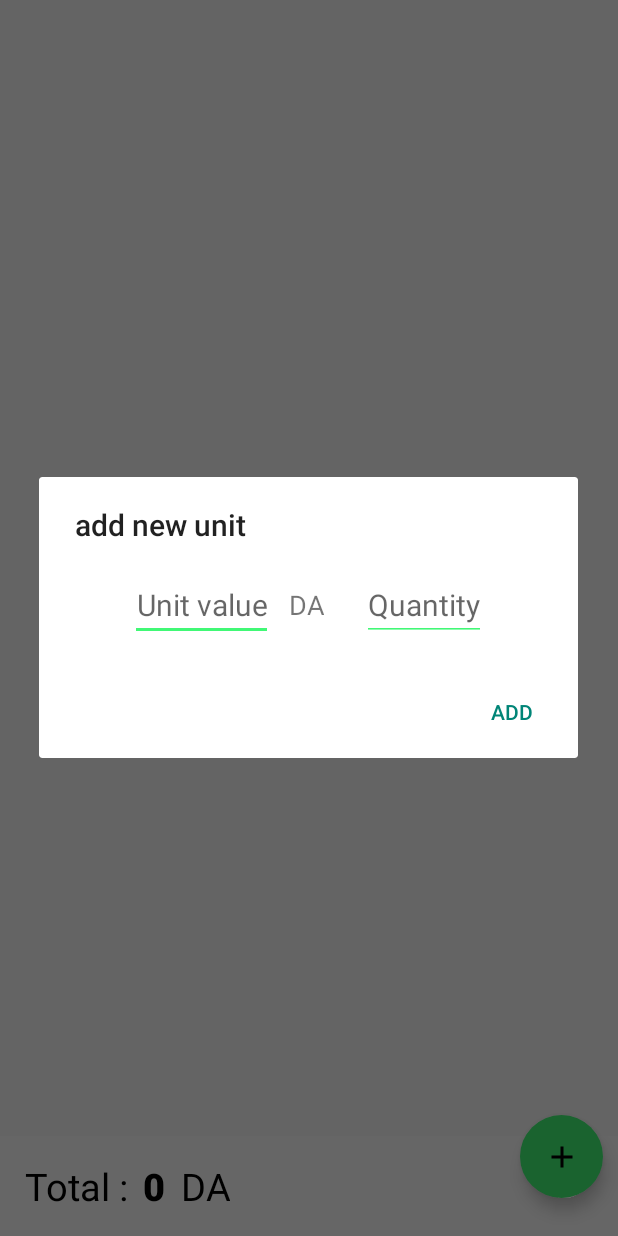
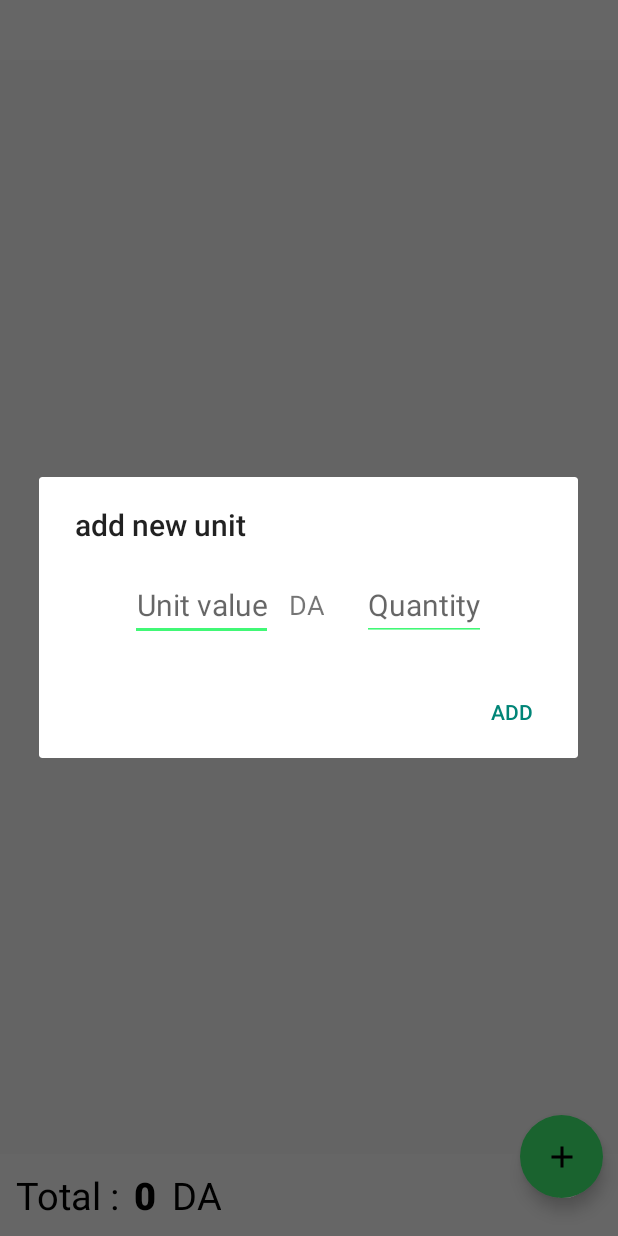
Before and after one commit to B-ii-T/bit-cash, an Android app: the screen it shows after launch (MainActivity), after a tap on "add new unit", on a phone screen of 412 x 824 dp. Run offline under Robolectric (Android 15) with nearby library versions, the light colour scheme and no system bars.

Commit message:
functions commit - full functional app

```diff
--- a/app/src/main/AndroidManifest.xml
+++ b/app/src/main/AndroidManifest.xml
@@ -10,9 +10,9 @@
         android:supportsRtl="true"
         android:theme="@style/Theme.BitCash">
         <activity
-            android:name=".MainActivity" android:theme="@style/Theme.AppCompat.DayNight.NoActionBar"
+            android:name=".MainActivity" android:theme="@style/Theme.AppCompat.DayNight.NoActionBar" android:screenOrientation="portrait"
             android:exported="true" />
-        <activity
+        <activity  android:screenOrientation="portrait"
             android:name=".SplashScreen"
             android:exported="true"
             android:theme="@style/Theme.AppCompat.DayNight.NoActionBar">
--- a/app/src/main/java/com/example/bitcash/MainActivity.java
+++ b/app/src/main/java/com/example/bitcash/MainActivity.java
@@ -3,7 +3,6 @@
 import android.annotation.SuppressLint;
 import android.content.ContentValues;
 import android.database.Cursor;
-import android.database.DatabaseUtils;
 import android.database.sqlite.SQLiteDatabase;
 import android.os.Bundle;
 import android.view.View;
@@ -18,15 +17,17 @@
 import androidx.recyclerview.widget.ItemTouchHelper;
 import androidx.recyclerview.widget.LinearLayoutManager;
 import androidx.recyclerview.widget.RecyclerView;
+
+import com.example.bitcash.UnitContract.UnitEntry;
 import com.google.android.material.floatingactionbutton.FloatingActionButton;
-import java.util.ArrayList;
-import com.example.bitcash.UnitContract.*;
 
 public class MainActivity extends AppCompatActivity implements UnitDialog.UnitDialogListener {
     //variables declaration
     static SQLiteDatabase cashDatabase;
     private UnitAdapter adapter;
     public static final String order = " DESC";
+    @SuppressLint("StaticFieldLeak")
+    public static TextView totalValue;
     @Override
     //this method is called to create the activity
     protected void onCreate(Bundle savedInstanceState) {
@@ -44,7 +45,8 @@
         //referring to views
         RecyclerView recyclerView = findViewById(R.id.unit_recycler_view);
         FloatingActionButton addUnitBtn = findViewById(R.id.add_unit_btn);
-        TextView totalValue = findViewById(R.id.total_value);
+        totalValue = findViewById(R.id.total_value);
+        calculateTotal();
         //informing that the recycle view has a fixed size of elements
         recyclerView.setHasFixedSize(true);
         //attaching adapter to recycler view
@@ -63,10 +65,6 @@
                 removeUnit((long) viewHolder.itemView.getTag());
             }
         }).attachToRecyclerView(recyclerView);
-        //calculating total
-        int numRows = (int) DatabaseUtils.queryNumEntries(cashDatabase, UnitEntry.TABLE_NAME);
-        //setting the total text view
-        totalValue.setText(String.valueOf(numRows));
         //add a new unit
         addUnitBtn.setOnClickListener(new View.OnClickListener() {
             @Override
@@ -97,6 +95,7 @@
             adapter.swapCursor(getAllUnits());
             //updating the recycler view to display the new element
             adapter.notifyDataSetChanged();
+            calculateTotal();
         }
     }
     //this method is called to get all units from the database
@@ -116,5 +115,19 @@
         cashDatabase.delete(UnitEntry.TABLE_NAME,
                 UnitEntry._ID + " = " + id, null);
         adapter.swapCursor(getAllUnits());
+        calculateTotal();
+    }
+    //this method is called to calculate the total value
+    @SuppressLint("Range")
+    public static void calculateTotal(){
+        //calculating total
+        String total_query = "SELECT SUM( " + UnitEntry.COLUMN_VALUE + " * " + UnitEntry.COLUMN_QUANTITY + " ) AS Total FROM " + UnitEntry.TABLE_NAME + ";";
+        Cursor c = cashDatabase.rawQuery(total_query ,null);
+        //setting the total text view
+        if(c.moveToFirst()){
+            int total = c.getInt(c.getColumnIndex("Total"));
+            totalValue.setText(String.valueOf(total));
+        }
+        c.close();
     }
 }
--- a/app/src/main/java/com/example/bitcash/UnitAdapter.java
+++ b/app/src/main/java/com/example/bitcash/UnitAdapter.java
@@ -115,16 +115,18 @@
         cv.put(UnitEntry.COLUMN_QUANTITY, Integer.parseInt(quantity)+amount);
         MainActivity.cashDatabase.update(UnitEntry.TABLE_NAME, cv, UnitEntry.COLUMN_VALUE + " = " + Integer.parseInt(value), null);
         swapCursor(MainActivity.getAllUnits());
+        MainActivity.calculateTotal();
     }
     //this method is called to decrease a unit quantity
     public void updateUnitMinus(String value, String quantity, int amount){
-        if(Integer.parseInt(quantity) > 0){
-            if(Integer.parseInt(quantity) >= amount){
+        if(Integer.parseInt(quantity) > 1){
+            if(Integer.parseInt(quantity) >= amount+1){
                 ContentValues cv = new ContentValues();
                 cv.put(UnitEntry.COLUMN_VALUE, Integer.parseInt(value));
                 cv.put(UnitEntry.COLUMN_QUANTITY, Integer.parseInt(quantity)-amount);
                 MainActivity.cashDatabase.update(UnitEntry.TABLE_NAME, cv, UnitEntry.COLUMN_VALUE + " = " + Integer.parseInt(value), null);
                 swapCursor(MainActivity.getAllUnits());
+                MainActivity.calculateTotal();
             }
         }
     }
--- /dev/null
+++ b/app/src/main/res/drawable/ic_settings.xml
@@ -0,0 +1,10 @@
+<vector xmlns:android="http://schemas.android.com/apk/res/android"
+    android:width="24dp"
+    android:height="24dp"
+    android:viewportWidth="24"
+    android:viewportHeight="24"
+    android:tint="@color/black">
+  <path
+      android:fillColor="@color/white"
+      android:pathData="M19.14,12.94c0.04,-0.3 0.06,-0.61 0.06,-0.94c0,-0.32 -0.02,-0.64 -0.07,-0.94l2.03,-1.58c0.18,-0.14 0.23,-0.41 0.12,-0.61l-1.92,-3.32c-0.12,-0.22 -0.37,-0.29 -0.59,-0.22l-2.39,0.96c-0.5,-0.38 -1.03,-0.7 -1.62,-0.94L14.4,2.81c-0.04,-0.24 -0.24,-0.41 -0.48,-0.41h-3.84c-0.24,0 -0.43,0.17 -0.47,0.41L9.25,5.35C8.66,5.59 8.12,5.92 7.63,6.29L5.24,5.33c-0.22,-0.08 -0.47,0 -0.59,0.22L2.74,8.87C2.62,9.08 2.66,9.34 2.86,9.48l2.03,1.58C4.84,11.36 4.8,11.69 4.8,12s0.02,0.64 0.07,0.94l-2.03,1.58c-0.18,0.14 -0.23,0.41 -0.12,0.61l1.92,3.32c0.12,0.22 0.37,0.29 0.59,0.22l2.39,-0.96c0.5,0.38 1.03,0.7 1.62,0.94l0.36,2.54c0.05,0.24 0.24,0.41 0.48,0.41h3.84c0.24,0 0.44,-0.17 0.47,-0.41l0.36,-2.54c0.59,-0.24 1.13,-0.56 1.62,-0.94l2.39,0.96c0.22,0.08 0.47,0 0.59,-0.22l1.92,-3.32c0.12,-0.22 0.07,-0.47 -0.12,-0.61L19.14,12.94zM12,15.6c-1.98,0 -3.6,-1.62 -3.6,-3.6s1.62,-3.6 3.6,-3.6s3.6,1.62 3.6,3.6S13.98,15.6 12,15.6z"/>
+</vector>
--- a/app/src/main/res/layout/activity_main.xml
+++ b/app/src/main/res/layout/activity_main.xml
@@ -1,11 +1,14 @@
 <?xml version="1.0" encoding="utf-8"?>
-<androidx.constraintlayout.widget.ConstraintLayout xmlns:android="http://schemas.android.com/apk/res/android"
-    xmlns:app="http://schemas.android.com/apk/res-auto"
+<RelativeLayout xmlns:android="http://schemas.android.com/apk/res/android"
     xmlns:tools="http://schemas.android.com/tools"
     android:layout_width="match_parent"
     android:layout_height="match_parent"
     android:background="@color/light_white"
     tools:context=".MainActivity">
+    <RelativeLayout
+        android:id="@+id/header"
+        style="@style/header">
+    </RelativeLayout>
     <LinearLayout
         android:id="@+id/total_container"
         style="@style/total_container"
@@ -27,11 +30,12 @@
     <androidx.recyclerview.widget.RecyclerView
         android:id="@+id/unit_recycler_view"
         style="@style/recycler_view"
-        tools:listitem="@layout/unit_exmpl"
-        tools:ignore="MissingConstraints" />
+        android:layout_above="@+id/total_container"
+        tools:ignore="MissingConstraints"
+        tools:listitem="@layout/unit_exmpl" />
     <com.google.android.material.floatingactionbutton.FloatingActionButton
         android:id="@+id/add_unit_btn"
         style="@style/fab"
         tools:ignore="MissingConstraints"
         android:contentDescription="@string/add_new_unit" />
-</androidx.constraintlayout.widget.ConstraintLayout>
+</RelativeLayout>
--- a/app/src/main/res/values/themes.xml
+++ b/app/src/main/res/values/themes.xml
@@ -12,6 +12,12 @@
         <!-- Status bar color. -->
         <item name="android:statusBarColor" tools:targetApi="l">?attr/colorPrimaryVariant</item>
         <!-- Customize your theme here. -->
+    </style>
+    <style name="header">
+        <item name="android:layout_width">match_parent</item>
+        <item name="android:layout_height">40dp</item>
+        <item name="android:layout_alignParentTop">true</item>
+        <item name="android:background">@color/white</item>
     </style>
     <style name="unit_card">
         <item name="android:layout_height">100dp</item>
@@ -72,21 +78,15 @@
     </style>
     <style name="recycler_view">
         <item name="android:layout_width">match_parent</item>
-        <item name="android:layout_height">wrap_content</item>
-        <item name="layout_constraintTop_toTopOf">parent</item>
-        <item name="layout_constraintBottom_toTopOf">@id/total_container</item>
-        <item name="layout_constraintTop_toBottomOf">@id/total_container</item>
-        <item name="layout_constraintEnd_toEndOf">parent</item>
-        <item name="layout_constraintStart_toStartOf">parent</item>
-        <item name="android:layout_marginBottom">50dp</item>
-        <item name="android:paddingTop">50dp</item>
+        <item name="android:layout_height">match_parent</item>
+        <item name="android:layout_above">@id/total_container</item>
+        <item name="android:layout_below">@id/header</item>
     </style>
     <style name="fab">
         <item name="android:layout_width">55dp</item>
         <item name="android:layout_height">55dp</item>
-        <item name="layout_constraintBottom_toBottomOf">parent</item>
-        <item name="layout_constraintEnd_toEndOf">parent</item>
-<!--        <item name="layout_constraintStart_toStartOf">parent</item>-->
+        <item name="android:layout_alignParentBottom">true</item>
+        <item name="android:layout_alignParentEnd">true</item>
         <item name="android:backgroundTint">@color/super_green</item>
         <item name="android:layout_marginEnd">10dp</item>
         <item name="android:layout_marginBottom">25dp</item>
@@ -115,12 +115,10 @@
         <item name="android:layout_width">match_parent</item>
         <item name="android:layout_height">wrap_content</item>
         <item name="android:orientation">horizontal</item>
-        <item name="android:padding">16dp</item>
+        <item name="android:padding">10dp</item>
         <item name="android:gravity">start</item>
         <item name="android:background">@color/white</item>
-        <item name="layout_constraintEnd_toEndOf">parent</item>
-        <item name="layout_constraintStart_toStartOf">parent</item>
-        <item name="layout_constraintBottom_toBottomOf">parent</item>
+        <item name="android:layout_alignParentBottom">true</item>
     </style>
     <style name="new_unit_container">
         <item name="android:layout_width">match_parent</item>
```
